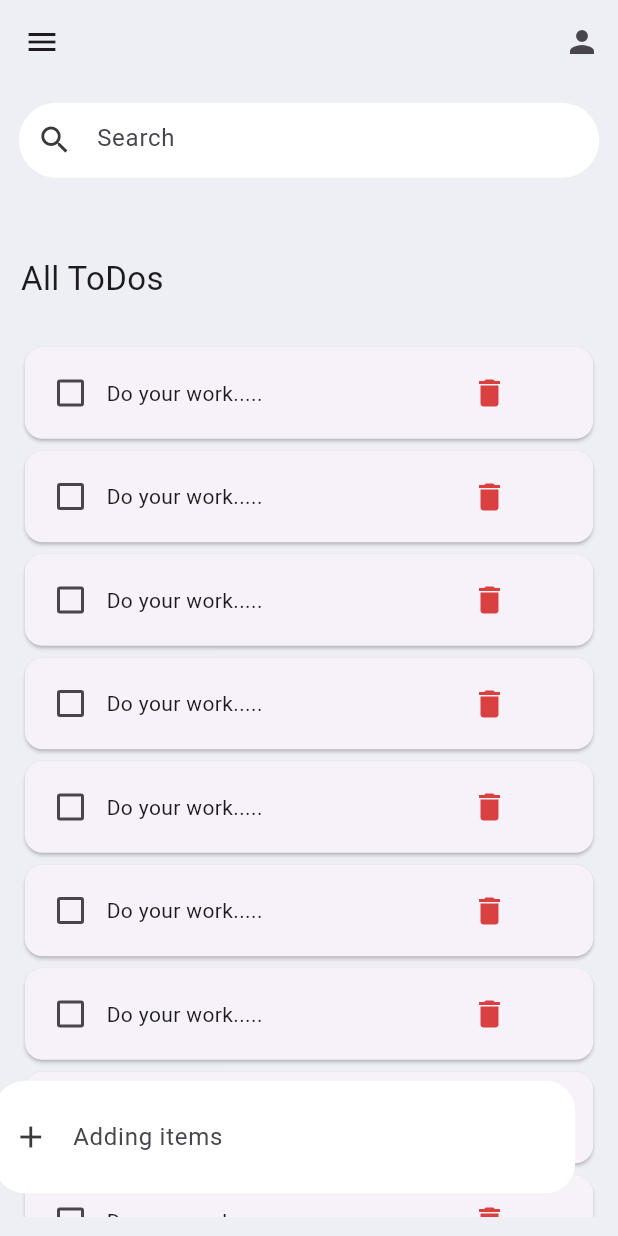
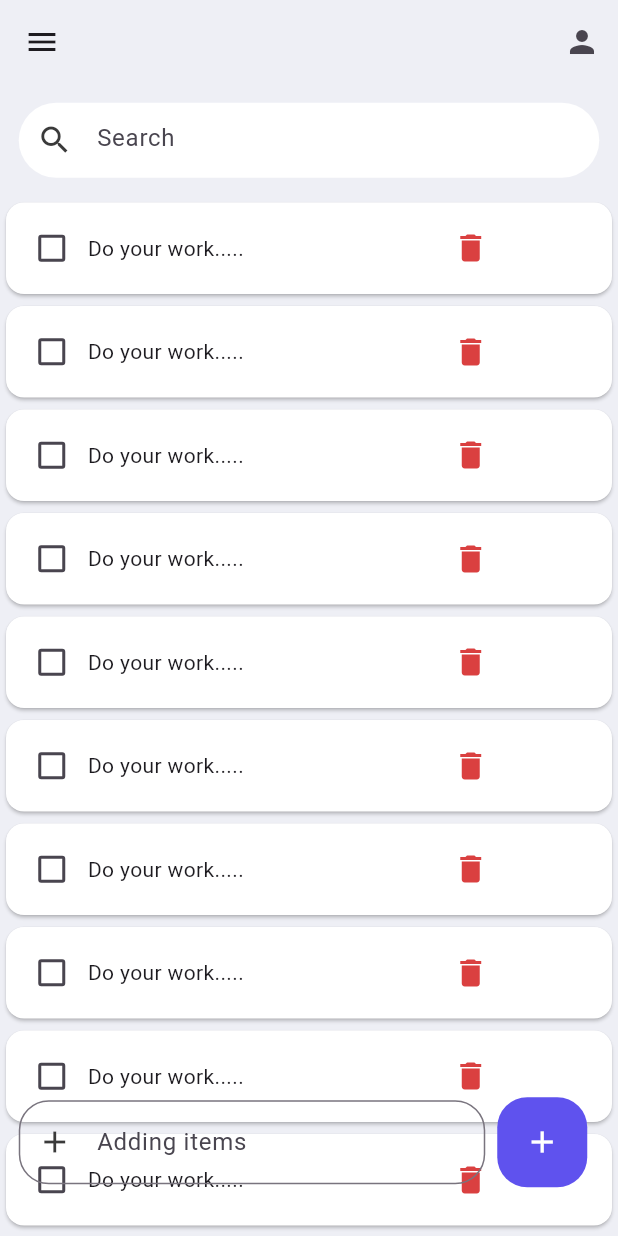
Before and after one commit to Mahmoud-3lsaramegy/ToDos, a Flutter app: the screen it shows after launch, on a phone screen of 412 x 824 dp. Run offline on Flutter 3.47's test engine with Material 3 defaults, Android fonts, the phone set to English and light mode, and no system bars; our stand-ins replace cloud_firestore, firebase_auth, firebase_core; missing offline and left inert: firebase_app_check; accounts and stored records are empty; network calls fail.

```diff
--- a/lib/main_page.dart
+++ b/lib/main_page.dart
@@ -1,10 +1,8 @@
-import 'package:app_todo/const/Sizer.dart';
 import 'package:app_todo/const/colors.dart';
 import 'package:app_todo/ui/add_Dos.dart';
 import 'package:app_todo/ui/app_bar.dart';
 import 'package:app_todo/ui/sareach_bar.dart';
 import 'package:app_todo/ui/todo_items.dart';
-import 'package:app_todo/ui/app_bar.dart';
 import 'package:flutter/material.dart';
 
 class HomePage extends StatefulWidget {
@@ -21,15 +19,20 @@ class _HomePageState extends State<HomePage> {
       drawer: const Drawer(),
       backgroundColor: whiteColor,
       appBar: bar(),
-      body: SizedBox(
-        height: double.infinity,
-        width: double.infinity,
-        child: Column(
-          children: [
-            const Sareach(),
-            const SizedBox(
-              height: 25,
+      body: Stack(children: [
+        Column(
+          mainAxisAlignment: MainAxisAlignment.spaceBetween,
+          crossAxisAlignment: CrossAxisAlignment.stretch,
+          children: [const Sareach(), Expanded(child: ToDos())],
         ),
+        const Align(alignment: Alignment.bottomCenter, child: AddControlBar()),
+      ]),
+    );
+  }
+}
+
+
+/**
                  Container(
                   margin: outMargin,
                   padding: const EdgeInsets.all(1.5),
@@ -44,33 +47,4 @@ class _HomePageState extends State<HomePage> {
                     ),
                   ),
                 ),
-            Expanded(
-              flex: 12,
-              child: Container(
-                  width: double.infinity, margin: outMargin, child: ToDos()),
-            ),
-          ],
-        ),
-      ),
-      floatingActionButton: Container(
-        margin: outMargin,
-        alignment: Alignment.center,
-        height: 75,
-        decoration: BoxDecoration(
-            borderRadius: BorderRadius.circular(20), color: Colors.white),
-        child: const Align(
-          alignment: Alignment(0, 0),
-          child: TextField(
-            decoration: InputDecoration(
-                prefixIcon: Icon(
-                  Icons.add,
-                  color: black,
-                ),
-                hintText: "Adding items",
-                border: OutlineInputBorder(borderSide: BorderSide.none)),
-          ),
-        ),
-      ),
-    );
-  }
-}
+ */
--- a/lib/ui/add_Dos.dart
+++ b/lib/ui/add_Dos.dart
@@ -1,5 +1,6 @@
 import 'package:app_todo/const/Sizer.dart';
 import 'package:app_todo/const/colors.dart';
+import 'package:app_todo/oprations/add_op.dart';
 import 'package:flutter/material.dart';
 
 class AddControlBar extends StatefulWidget {
@@ -10,24 +11,61 @@ class AddControlBar extends StatefulWidget {
 }
 
 class _AddControlBarState extends State<AddControlBar> {
+  final TextEditingController _title = TextEditingController();
   @override
   Widget build(BuildContext context) {
     return Container(
       margin: outMargin,
-      width:double.infinity,
-      height: double.infinity,
-      child: Row(
-        mainAxisAlignment: MainAxisAlignment.spaceBetween,
-        children: [
+      width: double.infinity,
+      height: 100,
+      child: Row(mainAxisAlignment: MainAxisAlignment.spaceBetween, children: [
+        Expanded(
+          child: TextField(
+            controller: _title,
+            decoration: const InputDecoration(
+                prefixIcon: Icon(
+                  Icons.add,
+                  color: black,
+                ),
+                hintText: "Adding items",
+                border: OutlineInputBorder(
+                    borderSide: BorderSide(color: Colors.black),
+                    borderRadius: BorderRadius.all(Radius.circular(20)))),
+          ),
+        ),
+        Padding(
+            padding: const EdgeInsets.all(8.0),
+            child: IconButton(
+              icon: const Icon(
+                Icons.add,
+                color: Colors.white,
+              ),
+              onPressed: () {
+                add(title: _title.text);
+                _title.text = "";
+              },
+              style: const ButtonStyle(
+                  shadowColor: MaterialStatePropertyAll(grey),
+                  backgroundColor: MaterialStatePropertyAll(blue),
+                  shape: MaterialStatePropertyAll(RoundedRectangleBorder(
+                      borderRadius: BorderRadius.all(Radius.circular(20)))),
+                  fixedSize: MaterialStatePropertyAll(Size(60, 60))),
+            )),
+      ]),
+    );
+  }
+}
+
+
+    /*
     Container(
       margin: outMargin,
-            alignment: Alignment.center,
-            height: 75,
       decoration: BoxDecoration(
-                borderRadius: BorderRadius.circular(20), color: Colors.white),
-            child: const Align(
-              alignment: Alignment(0, 0),
-              child: TextField(
+        color: Colors.white,
+        borderRadius: BorderRadius.circular(20),
+      ),
+      child:
+       const TextField(
         decoration: InputDecoration(
             prefixIcon: Icon(
               Icons.add,
@@ -36,27 +74,15 @@ class _AddControlBarState extends State<AddControlBar> {
             hintText: "Adding items",
             border: OutlineInputBorder(borderSide: BorderSide.none)),
       ),
+    );
+    /*
+        ElevatedButton(
+          onPressed: () {},
+          style: const ButtonStyle(
+              backgroundColor: MaterialStatePropertyAll(blue)),
+          child: const Icon(
+            Icons.add,
+            color: Colors.white,
           ),
-          ),
-          Container(
-            margin: outMargin,
-            width: 75,
-            height: 75,
-            decoration: BoxDecoration(borderRadius: BorderRadius.circular(20)),
-            child: ElevatedButton(
-              onPressed: () {},
-              style: ButtonStyle(
-                backgroundColor: MaterialStateProperty.all(blue),
-              ),
-              child: const Icon(
-                Icons.save,
-                color: Colors.white,
-                size: 25.5,
-              ),
-            ),
-          )
-        ],
-      ),
-    );
-  }
-}
+        )*/
+*/
--- a/lib/ui/todo_items.dart
+++ b/lib/ui/todo_items.dart
@@ -14,6 +14,7 @@ class _ToDosState extends State<ToDos> {
     return ListView.builder(
       itemBuilder: (context, index) {
         return Card(
+          color: Colors.white,
           child: Container(
             padding: const EdgeInsets.all(6.5),
             child: Row(
@@ -30,7 +31,6 @@ class _ToDosState extends State<ToDos> {
                 ),
                 const Text(
                   "Do your work.....",
-
                 ),
                 const SizedBox(
                   width: 127.2,
--- a/pubspec.yaml
+++ b/pubspec.yaml
@@ -35,6 +35,11 @@ dependencies:
   # The following adds the Cupertino Icons font to your application.
   # Use with the CupertinoIcons class for iOS style icons.
   cupertino_icons: ^1.0.2
+  firebase_auth: ^4.16.0
+  firebase_core: ^2.24.2
+  firebase_storage: ^11.6.0
+  firebase_app_check: ^0.2.1+8
+  cloud_firestore: ^4.14.0
 
 dev_dependencies:
   flutter_test:
```
Also changed, not shown: lib/main.dart (+28 -6 lines), lib/oprations/add_op.dart (+9 -0 lines), pubspec.lock, 8 other files. Lines whose indentation alone changed are shown as unchanged.
